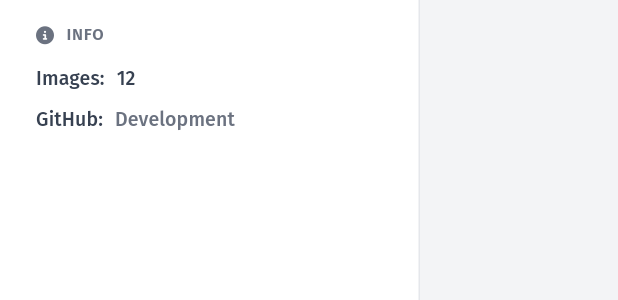
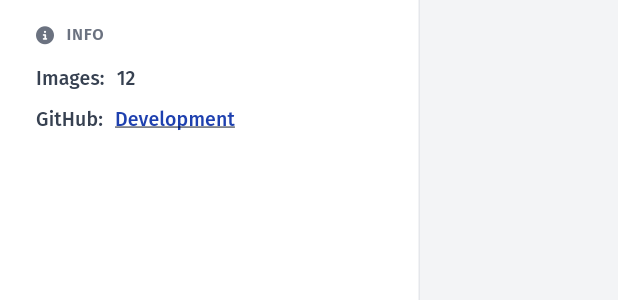
Before and after one commit to tercen/ps12_image_overview_operator, a Flutter app: the LeftPanel widget shown alone on an empty page, opened directly, on a phone screen of 412 x 824 dp. Shown: the part 398-698 px from the top of the screen. Run offline on Flutter 3.47's test engine with Material 3 defaults, Android fonts, the phone set to English and light mode, and no system bars; our stand-ins replace font_awesome_flutter, get_it, google_fonts, shared_preferences; missing offline and left inert: sci_tercen_client; accounts and stored records are empty.

Commit message:
UI improvements: hover state and GitHub link
- Show accent color on resize handle hover (not just click)
- Fix GitHub repo URL to correct repository name
- Add versionUrl getter for linking to specific commit/tag
- Make 'Development' label also clickable to repo

Co-Authored-By: Claude Opus 4.5 <noreply@anthropic.com>

```diff
--- a/lib/presentation/widgets/left_panel.dart
+++ b/lib/presentation/widgets/left_panel.dart
@@ -21,6 +21,7 @@ class _LeftPanelState extends State<LeftPanel> {
   double _panelWidth = AppSpacing.panelWidth;  // Resizable: 280-400px
   bool _isCollapsed = false;
   bool _isResizing = false;
+  bool _isHoveringResize = false;
   final ScrollController _scrollController = ScrollController();
   final Map<String, GlobalKey> _sectionKeys = {
     'filters': GlobalKey(),
@@ -241,6 +242,8 @@ class _LeftPanelState extends State<LeftPanel> {
   }
 
   Widget _buildResizeHandle(BuildContext context, bool isDark) {
+    final isActive = _isResizing || _isHoveringResize;
+
     return Positioned(
       right: 0,
       top: 0,
@@ -266,15 +269,17 @@ class _LeftPanelState extends State<LeftPanel> {
         },
         child: MouseRegion(
           cursor: SystemMouseCursors.resizeColumn,
+          onEnter: (_) => setState(() => _isHoveringResize = true),
+          onExit: (_) => setState(() => _isHoveringResize = false),
           child: Container(
             width: 8,
             decoration: BoxDecoration(
               border: Border(
                 right: BorderSide(
-                  color: _isResizing
+                  color: isActive
                       ? (isDark ? AppColorsDark.primary : AppColors.primary)
                       : (isDark ? AppColorsDark.border : AppColors.border),
-                  width: _isResizing ? 2 : 1,
+                  width: isActive ? 2 : 1,
                 ),
               ),
             ),
@@ -431,7 +436,7 @@ class _LeftPanelState extends State<LeftPanel> {
               Expanded(
                 child: VersionInfo.gitVersion.isNotEmpty
                     ? InkWell(
-                        onTap: () => launchUrl(Uri.parse(VersionInfo.gitRepo)),
+                        onTap: () => launchUrl(Uri.parse(VersionInfo.versionUrl)),
                         child: Text(
                           VersionInfo.gitVersion,
                           style: Theme.of(context).textTheme.labelLarge?.copyWith(
@@ -440,11 +445,15 @@ class _LeftPanelState extends State<LeftPanel> {
                               ),
                         ),
                       )
-                    : Text(
-                        'Development',
-                        style: Theme.of(context).textTheme.labelLarge?.copyWith(
-                              color: isDark ? AppColorsDark.textMuted : AppColors.textMuted,
-                            ),
+                    : InkWell(
+                        onTap: () => launchUrl(Uri.parse(VersionInfo.gitRepo)),
+                        child: Text(
+                          'Development',
+                          style: Theme.of(context).textTheme.labelLarge?.copyWith(
+                                color: Theme.of(context).colorScheme.primary,
+                                decoration: TextDecoration.underline,
+                              ),
+                        ),
                       ),
               ),
             ],
```
Also changed, not shown: lib/core/version/version_info.dart (+16 -2 lines), 3 other files.
